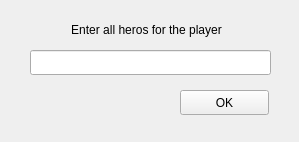
Above: UI/templates/heros.ui from sergun-36/MK before the change. Below: the same form after it.
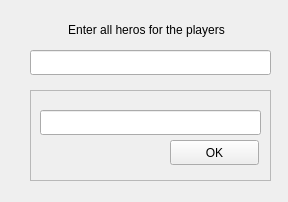
That is the form after the change.

Commit message: added raw logic for button

The edit to the form file:
```diff
--- a/UI/templates/heros.ui
+++ b/UI/templates/heros.ui
@@ -6,8 +6,8 @@
    <rect>
     <x>0</x>
     <y>0</y>
-    <width>299</width>
-    <height>142</height>
+    <width>288</width>
+    <height>202</height>
    </rect>
   </property>
   <property name="windowTitle">
@@ -24,7 +24,7 @@
      </rect>
     </property>
     <property name="text">
-     <string>Enter all heros for the player</string>
+     <string>Enter all heros for the players</string>
     </property>
     <property name="alignment">
      <set>Qt::AlignCenter</set>
@@ -40,11 +40,36 @@
      </rect>
     </property>
    </widget>
-   <widget class="QPushButton" name="pushButton">
+   <widget class="QFrame" name="frame">
     <property name="geometry">
      <rect>
-      <x>180</x>
+      <x>30</x>
       <y>90</y>
+      <width>241</width>
+      <height>91</height>
+     </rect>
+    </property>
+    <property name="frameShape">
+     <enum>QFrame::StyledPanel</enum>
+    </property>
+    <property name="frameShadow">
+     <enum>QFrame::Raised</enum>
+    </property>
+    <widget class="QLineEdit" name="lineEdit_2">
+     <property name="geometry">
+      <rect>
+       <x>10</x>
+       <y>20</y>
+       <width>221</width>
+       <height>25</height>
+      </rect>
+     </property>
+    </widget>
+    <widget class="QPushButton" name="pushButton">
+     <property name="geometry">
+      <rect>
+       <x>140</x>
+       <y>50</y>
       <width>89</width>
       <height>25</height>
      </rect>
@@ -55,6 +80,7 @@
     <property name="autoDefault">
      <bool>false</bool>
     </property>
+    </widget>
    </widget>
   </widget>
  </widget>
```
Lines whose indentation alone changed are shown as unchanged. The commit also changes 4 other files.
